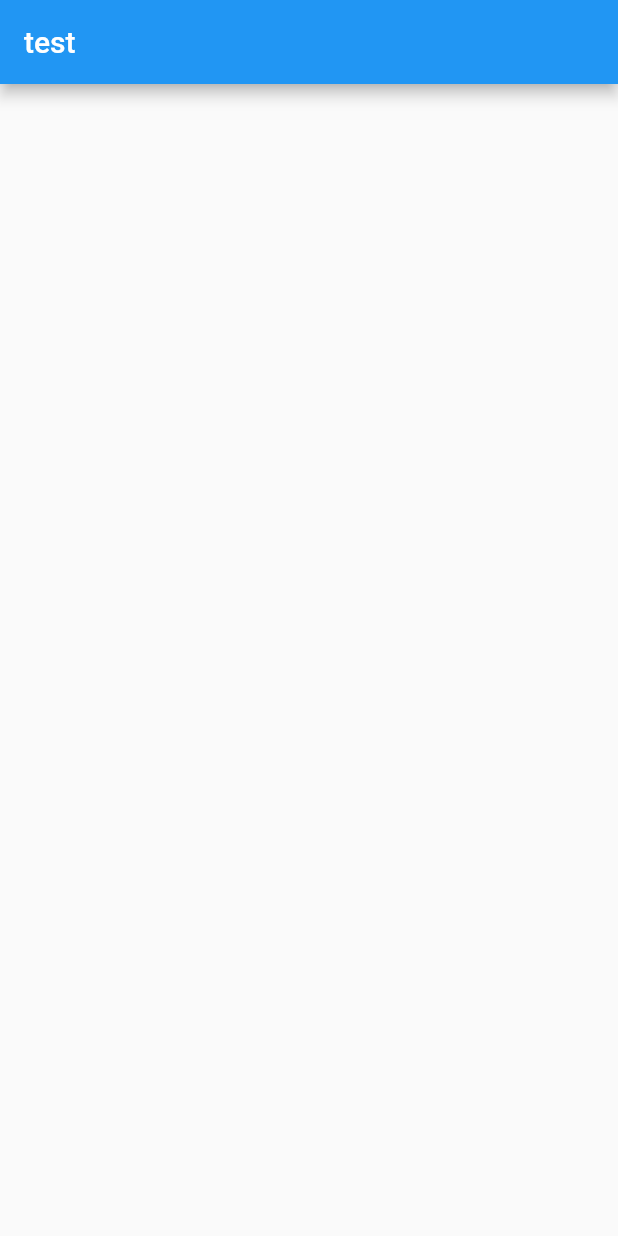
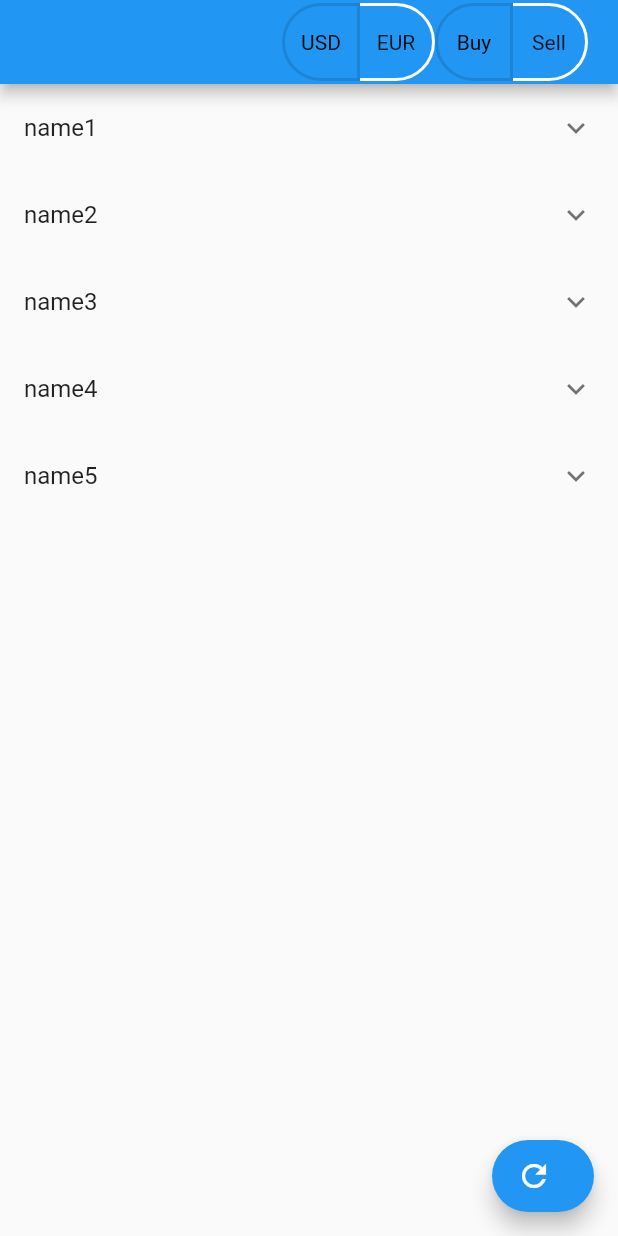
Before and after one commit to TemKaa1337/best-currency-checker, a Flutter app: the screen it shows after launch, on a phone screen of 412 x 824 dp. Run offline on Flutter 3.47's test engine with Material 2 defaults, Android fonts, the phone set to English and light mode, and no system bars.

Commit message:
add basic client ui

```diff
--- a/client/analysis_options.yaml
+++ b/client/analysis_options.yaml
@@ -1,7 +1,7 @@
 # This file configures the analyzer, which statically analyzes Dart code to
 # check for errors, warnings, and lints.
 #
-# The issues identified by the analyzer are surfaced in the UI of Dart-enabled
+# The issues identified by the analyzer are surfaced in the ui of Dart-enabled
 # IDEs (https://dart.dev/tools#ides-and-editors). The analyzer can also be
 # invoked from the command line by running `flutter analyze`.
 
--- a/client/lib/main.dart
+++ b/client/lib/main.dart
@@ -1,6 +1,10 @@
-import 'dart:convert';
+import 'package:client/ui/menu/menu.dart';
 import 'package:flutter/material.dart';
 import 'package:http/http.dart' as http;
+import 'package:client/ui/buttons/currency_type_switcher.dart';
+import 'package:client/ui/buttons/currency_operation_switcher.dart';
+import 'package:client/services/data/department.dart';
+import 'package:client/services/data/menu.dart';
 
 void main() => runApp(const App());
 
@@ -9,15 +13,47 @@ class App extends StatelessWidget {
 
   @override
   Widget build (BuildContext context) {
+    List<Menu> menuOptions = [
+      Menu('USD'),
+      Menu('EUR')
+    ];
+
     return MaterialApp(
       theme: ThemeData(
         primaryColor: Colors.blue
       ),
       home: Scaffold(
+        // drawer: const MenuWidget(),
         appBar: AppBar(
-          title: const Text('test')
+          // title: const Text('Current : usd?'),
+          actions: [
+            Padding(
+              padding: const EdgeInsets.only(left: 20.0),
+              child: Row(
+                children: const [
+                  CurrencyTypeSwitcher(),
+                ],
+              )
+            ),
+            Padding(
+                padding: const EdgeInsets.only(right: 20.0),
+                child: Row(
+                  children: const [
+                    CurrencyOperationSwitcher(),
+                  ],
+                )
+            ),
+          ],
         ),
-        body: const Departments()
+        body: const Departments(),
+        floatingActionButton: FloatingActionButton.extended(
+          label: const Text(''),
+          backgroundColor: Colors.blue,
+          icon: const Icon(IconData(0xf2f7, fontFamily: 'MaterialIcons')),
+          onPressed: () {
+
+          },
+        ),
       )
     );
   }
@@ -33,31 +69,48 @@ class Departments extends StatefulWidget {
 class _DepartmentsState extends State<Departments> {
   Future<http.Response> getDepartmentInfo() async {
     var response = await http.post(Uri.https('best-currency-rates.temkaatrashprojects.tech', '/api/get/nearest/departments'));
-
-    if (response.statusCode == 200) {
-      var result = jsonDecode(response.body);
-      List<Department> departments = [];
-
-      for (var department in result) {
-        Department departmentInfo = Department(department['name'], department['address'], department['website']);
-        departments.add(departmentInfo);
-      }
-    } else {
-
-    }
-
     return response;
+    // var result = jsonDecode(response.body);
+    // List<Department> departments = [];
+    //
+    // for (var department in result) {
+    //   Department departmentInfo = Department(department['name'], department['address'], department['website']);
+    //   departments.add(departmentInfo);
+    // }
+    //
+    // return departments;
   }
 
   @override
   Widget build (BuildContext context) {
-    return const Scaffold(
+    List<Department> departments = [
+      Department(1, 'name1', 'address1', 'website1'),
+      Department(2, 'name2', 'address2', 'website2'),
+      Department(3, 'name3', 'address3', 'website3'),
+      Department(4, 'name4', 'address4', 'website4'),
+      Department(5, 'name5', 'address6', 'website6'),
+    ];
 
+    return Scaffold(
+      body: ListView.builder(
+        itemCount: departments.length,
+        itemBuilder: (context, index) {
+          return ExpansionTile(
+            title: Text(departments[index].name),
+            key: PageStorageKey<int>(departments[index].id),
+            children: [
+              ListTile(
+                title: Text(departments[index].name + ' asd1'),
+                subtitle: Text(departments[index].address)
+              ),
+              ListTile(
+                  title: Text(departments[index].name + ' asd2'),
+                  subtitle: Text(departments[index].address)
+              ),
+            ],
+          );
+        }
+      ),
     );
   }
 }
-
-class Department {
-  final String name, address, website;
-  Department(this.name, this.address, this.website);
-}
--- /dev/null
+++ b/client/lib/services/data/department.dart
@@ -0,0 +1,5 @@
+class Department {
+  final int id;
+  final String name, address, website;
+  Department(this.id, this.name, this.address, this.website);
+}
--- /dev/null
+++ b/client/lib/services/data/menu.dart
@@ -0,0 +1,4 @@
+class Menu {
+  final String name;
+  Menu(this.name);
+}
--- /dev/null
+++ b/client/lib/ui/buttons/currency_operation_switcher.dart
@@ -0,0 +1,35 @@
+import 'package:flutter/material.dart';
+
+class CurrencyOperationSwitcher extends StatefulWidget {
+  const CurrencyOperationSwitcher({Key? key}) : super(key: key);
+
+  @override
+  _CurrencyOperationSwitcherState createState() => _CurrencyOperationSwitcherState();
+}
+
+class _CurrencyOperationSwitcherState extends State<CurrencyOperationSwitcher> {
+  final List<bool> _selections = List.generate(2, (index) => index == 0 ? true : false);
+
+  @override
+  Widget build (BuildContext context) {
+    return ToggleButtons(
+        children: const [
+          Text('Buy'),
+          Text('Sell')
+        ],
+        onPressed: (int index) {
+          setState(() {
+            int otherIndex = index == 0 ? index + 1 : index - 1;
+
+            _selections[otherIndex] = !_selections[otherIndex];
+            _selections[index] = !_selections[index];
+          });
+        },
+        isSelected: _selections,
+        borderRadius: BorderRadius.circular(25),
+        borderWidth: 2,
+        borderColor: Colors.white,
+        selectedColor: Colors.black
+    );
+  }
+}
--- /dev/null
+++ b/client/lib/ui/buttons/currency_type_switcher.dart
@@ -0,0 +1,35 @@
+import 'package:flutter/material.dart';
+
+class CurrencyTypeSwitcher extends StatefulWidget {
+  const CurrencyTypeSwitcher({Key? key}) : super(key: key);
+
+  @override
+  _CurrencyTypeSwitcherState createState() => _CurrencyTypeSwitcherState();
+}
+
+class _CurrencyTypeSwitcherState extends State<CurrencyTypeSwitcher> {
+  final List<bool> _selections = List.generate(2, (index) => index == 0 ? true : false);
+
+  @override
+  Widget build (BuildContext context) {
+    return ToggleButtons(
+        children: const [
+          Text('USD'),
+          Text('EUR')
+        ],
+        onPressed: (int index) {
+          setState(() {
+            int otherIndex = index == 0 ? index + 1 : index - 1;
+
+            _selections[otherIndex] = !_selections[otherIndex];
+            _selections[index] = !_selections[index];
+          });
+        },
+        isSelected: _selections,
+        borderRadius: BorderRadius.circular(25),
+        borderWidth: 2,
+        borderColor: Colors.white,
+        selectedColor: Colors.black
+    );
+  }
+}
```
Also changed, not shown: client/lib/ui/menu/menu.dart (added, +57 -0 lines).
